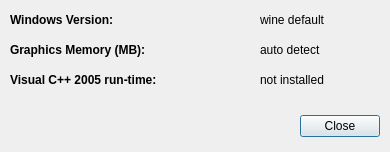
JuneStepp/OneLauncher, file PyLotROLauncher/ui/winCheckConfig.ui: the form before one commit.
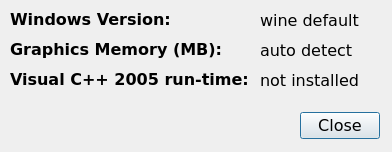
The form after the commit.

```diff
--- a/PyLotROLauncher/ui/winCheckConfig.ui
+++ b/PyLotROLauncher/ui/winCheckConfig.ui
@@ -5,16 +5,19 @@
   <property name="windowModality">
    <enum>Qt::ApplicationModal</enum>
   </property>
-  <property name="geometry">
+  <property name="geometry" >
    <rect>
     <x>0</x>
     <y>0</y>
-    <width>390</width>
+    <width>392</width>
     <height>152</height>
    </rect>
   </property>
-  <property name="windowTitle">
-   <string notr="true">Bottle Checker</string>
+  <property name="font" >
+   <font>
+    <family>Verdana</family>
+    <pointsize>12</pointsize>
+   </font>
   </property>
   <property name="modal">
    <bool>true</bool>
@@ -74,12 +77,12 @@
     <string notr="true">&lt;b&gt;Visual C++ 2005 run-time:&lt;b&gt;</string>
    </property>
   </widget>
-  <widget class="QLabel" name="lblWinVersion">
-   <property name="geometry">
+  <widget class="QLabel" name="lblWinVersion" >
+   <property name="geometry" >
     <rect>
      <x>260</x>
      <y>10</y>
-     <width>100</width>
+     <width>110</width>
      <height>20</height>
     </rect>
    </property>
@@ -87,12 +90,12 @@
     <string notr="true">wine default</string>
    </property>
   </widget>
-  <widget class="QLabel" name="lblMemory">
-   <property name="geometry">
+  <widget class="QLabel" name="lblMemory" >
+   <property name="geometry" >
     <rect>
      <x>260</x>
      <y>40</y>
-     <width>100</width>
+     <width>110</width>
      <height>20</height>
     </rect>
    </property>
@@ -100,12 +103,12 @@
     <string notr="true">auto detect</string>
    </property>
   </widget>
-  <widget class="QLabel" name="lblVCRun">
-   <property name="geometry">
+  <widget class="QLabel" name="lblVCRun" >
+   <property name="geometry" >
     <rect>
      <x>260</x>
      <y>70</y>
-     <width>100</width>
+     <width>110</width>
      <height>20</height>
     </rect>
    </property>
```
Left out of the diff: 64 changed lines with no effect on the pictures.
